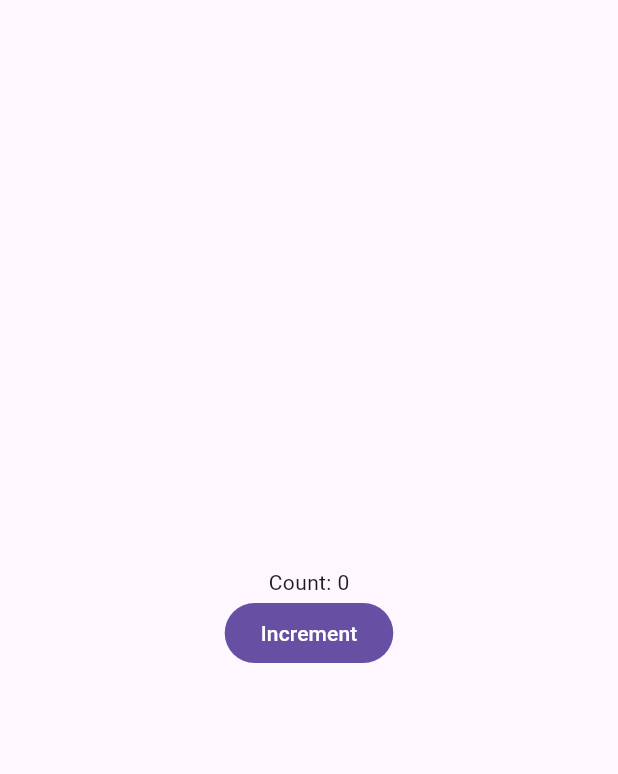
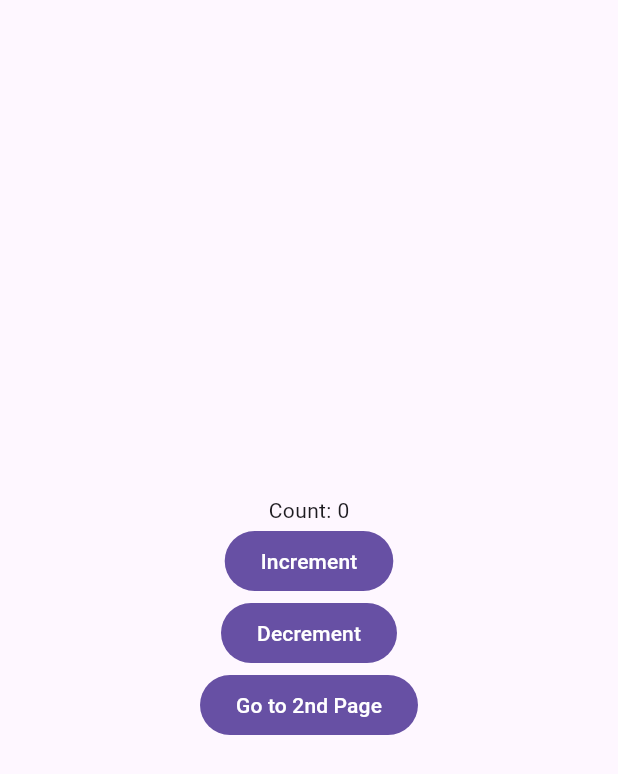
Before and after one commit to dv-mahbub/riverpod_practice, a Flutter app: the screen it shows after launch, on a phone screen of 412 x 824 dp. Shown: the top 774 px of the screen. Run offline on Flutter 3.47's test engine with Material 3 defaults, Android fonts, the phone set to English and light mode, and no system bars; our stand-ins replace flutter_riverpod, logger.

Commit message:
listen from different page experiment

```diff
--- a/lib/8_types_provider/2.0/listen.dart
+++ b/lib/8_types_provider/2.0/listen.dart
@@ -1,23 +1,14 @@
 import 'package:flutter/material.dart';
 import 'package:flutter_riverpod/flutter_riverpod.dart';
+import 'package:riverpod_practice/8_types_provider/2.0/listen2.dart';
 
 final countNotifierProvider = StateProvider<int>((ref) => 0);
 
-class StateProviderExample extends ConsumerWidget {
-  const StateProviderExample({super.key});
+class ListenExample extends ConsumerWidget {
+  const ListenExample({super.key});
 
   @override
   Widget build(BuildContext context, ref) {
-    ref.listen(countNotifierProvider, (previous, current) {
-      if (current == 5) {
-        ScaffoldMessenger.of(context).showSnackBar(
-          SnackBar(
-            content: Text('The count is: $current'),
-          ),
-        );
-      }
-    });
-
     return Scaffold(
       body: Center(
         child: Consumer(builder: (__, ref, _) {
@@ -31,6 +22,21 @@ class StateProviderExample extends ConsumerWidget {
                 },
                 child: const Text('Increment'),
               ),
+              FilledButton(
+                onPressed: () {
+                  ref.read(countNotifierProvider.notifier).state--;
+                },
+                child: const Text('Decrement'),
+              ),
+              FilledButton(
+                onPressed: () {
+                  Navigator.push(
+                    context,
+                    MaterialPageRoute(builder: (context) => const Listen2()),
+                  );
+                },
+                child: const Text('Go to 2nd Page'),
+              ),
             ],
           );
         }),
--- a/lib/main.dart
+++ b/lib/main.dart
@@ -16,7 +16,7 @@ class MyApp extends StatelessWidget {
   @override
   Widget build(BuildContext context) {
     return const MaterialApp(
-      home: StateProviderExample(),
+      home: ListenExample(),
     );
   }
 }
```
Also changed, not shown: lib/8_types_provider/2.0/listen2.dart (added, +36 -0 lines).
